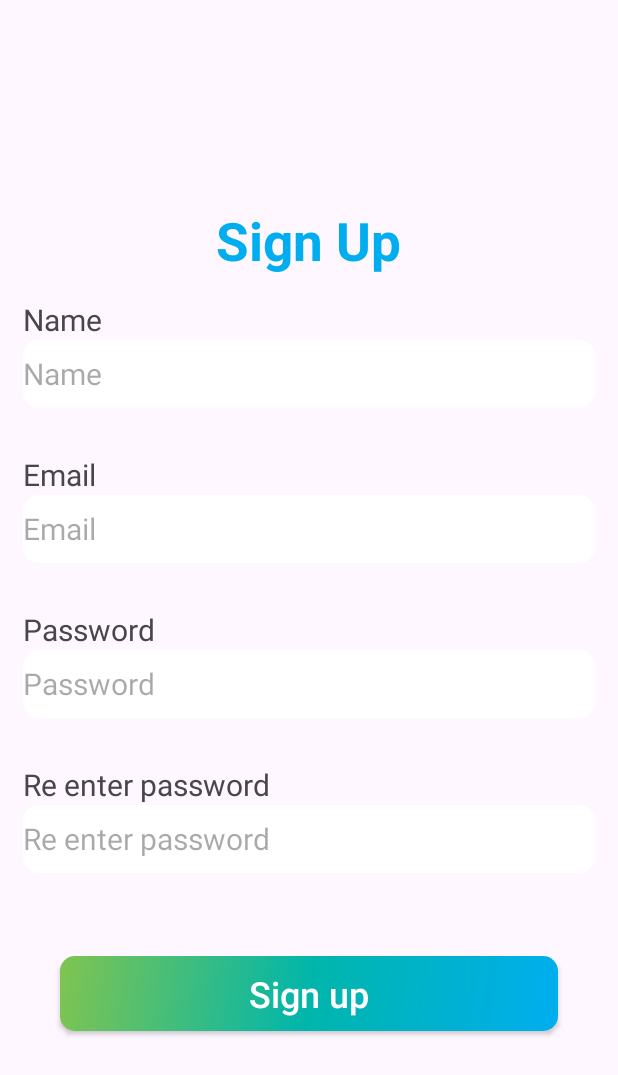
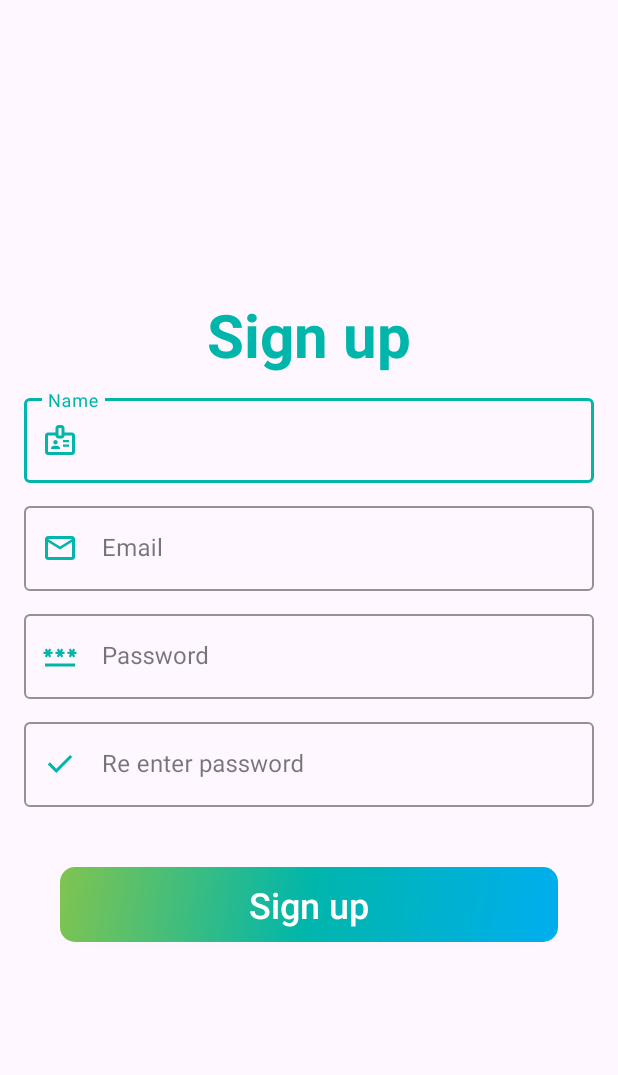
Before and after one commit to qcx330/FamilyChat, an Android app: the SignUpActivity screen opened directly, with no data from a screen before it, on a phone screen of 412 x 824 dp. Shown: the top 1075 px of the screen. Run offline under Robolectric (Android 15) with nearby library versions, the phone set to English and light mode, and no system bars; our stand-ins replace Firebase (no records; nobody signed in at launch, a user with empty details on screens opened directly).

Commit message:
profile user

```diff
--- a/app/build.gradle.kts
+++ b/app/build.gradle.kts
@@ -41,7 +41,6 @@ android {
 }
 
 dependencies {
-    implementation ("com.squareup.picasso:picasso:2.71828")
     implementation ("com.hbb20:ccp:2.5.0")
     implementation(platform("com.google.firebase:firebase-bom:32.4.0"))
     implementation("com.google.firebase:firebase-auth:22.2.0")
--- a/app/src/main/java/com/example/familychat/adapter/UserAdapter.kt
+++ b/app/src/main/java/com/example/familychat/adapter/UserAdapter.kt
@@ -5,10 +5,10 @@ import android.view.View
 import android.view.ViewGroup
 import android.widget.ImageView
 import android.widget.TextView
+import androidx.core.net.toUri
 import androidx.recyclerview.widget.RecyclerView
 import com.example.familychat.R
 import com.example.familychat.model.User
-import com.squareup.picasso.Picasso
 
 class UserAdapter() : RecyclerView.Adapter<UserAdapter.UserViewHolder>() {
     private var userList: List<User> = emptyList()
@@ -18,7 +18,7 @@ class UserAdapter() : RecyclerView.Adapter<UserAdapter.UserViewHolder>() {
         fun bind (user: User){
             tvName.text = user.name
             if (user.avatar != "")
-                Picasso.get().load(user.avatar).into(imgAvatar)
+                imgAvatar.setImageURI(user.avatar!!.toUri())
         }
 
     }
--- a/app/src/main/java/com/example/familychat/view/SignUpActivity.kt
+++ b/app/src/main/java/com/example/familychat/view/SignUpActivity.kt
@@ -28,7 +28,7 @@ class SignUpActivity : AppCompatActivity() {
             val name = binding.edtName.text.toString()
             val email = binding.edtEmail.text.toString()
             val password = binding.edtPassword.text.toString()
-            val confirmPass = binding.edtConfirmPass.text.toString()
+            val confirmPass = binding.edtConfirmPassord.text.toString()
             val user = User(name, email, "")
             Log.d("ADD", "name: $name")
             Log.d("ADD", "email: $email")
--- /dev/null
+++ b/app/src/main/res/drawable/ic_confirm.xml
@@ -0,0 +1,10 @@
+<vector xmlns:android="http://schemas.android.com/apk/res/android"
+    android:width="24dp"
+    android:height="24dp"
+    android:viewportWidth="960"
+    android:viewportHeight="960"
+    android:tint="?attr/colorControlNormal">
+  <path
+      android:fillColor="@android:color/white"
+      android:pathData="M382,720L154,492L211,435L382,606L749,239L806,296L382,720Z"/>
+</vector>
--- /dev/null
+++ b/app/src/main/res/drawable/ic_name.xml
@@ -0,0 +1,10 @@
+<vector xmlns:android="http://schemas.android.com/apk/res/android"
+    android:width="24dp"
+    android:height="24dp"
+    android:viewportWidth="960"
+    android:viewportHeight="960"
+    android:tint="?attr/colorControlNormal">
+  <path
+      android:fillColor="@android:color/white"
+      android:pathData="M160,880Q127,880 103.5,856.5Q80,833 80,800L80,360Q80,327 103.5,303.5Q127,280 160,280L360,280L360,160Q360,127 383.5,103.5Q407,80 440,80L520,80Q553,80 576.5,103.5Q600,127 600,160L600,280L800,280Q833,280 856.5,303.5Q880,327 880,360L880,800Q880,833 856.5,856.5Q833,880 800,880L160,880ZM160,800L800,800Q800,800 800,800Q800,800 800,800L800,360Q800,360 800,360Q800,360 800,360L600,360L600,360Q600,393 576.5,416.5Q553,440 520,440L440,440Q407,440 383.5,416.5Q360,393 360,360L360,360L160,360Q160,360 160,360Q160,360 160,360L160,800Q160,800 160,800Q160,800 160,800ZM240,720L480,720L480,702Q480,685 470.5,670.5Q461,656 444,648Q424,639 403.5,634.5Q383,630 360,630Q337,630 316.5,634.5Q296,639 276,648Q259,656 249.5,670.5Q240,685 240,702L240,720ZM560,660L720,660L720,600L560,600L560,660ZM360,600Q385,600 402.5,582.5Q420,565 420,540Q420,515 402.5,497.5Q385,480 360,480Q335,480 317.5,497.5Q300,515 300,540Q300,565 317.5,582.5Q335,600 360,600ZM560,540L720,540L720,480L560,480L560,540ZM440,360L520,360L520,160L440,160L440,360ZM480,580Q480,580 480,580Q480,580 480,580L480,580Q480,580 480,580Q480,580 480,580L480,580L480,580Q480,580 480,580Q480,580 480,580L480,580Q480,580 480,580Q480,580 480,580L480,580L480,580Q480,580 480,580Q480,580 480,580L480,580Q480,580 480,580Q480,580 480,580L480,580Z"/>
+</vector>
--- a/app/src/main/res/layout/activity_signup.xml
+++ b/app/src/main/res/layout/activity_signup.xml
@@ -8,87 +8,101 @@
     android:gravity="center"
     android:orientation="vertical">
     <TextView
-        android:text="Sign Up"
-        android:textSize="35dp"
+        android:text="Sign up"
+        android:textAlignment="center"
+        android:textSize="40dp"
         android:textStyle="bold"
-        android:textColor="@color/end"
-        android:layout_width="wrap_content"
+        android:textColor="@color/middle"
+        android:layout_width="match_parent"
         android:layout_height="wrap_content"/>
-    <LinearLayout
+    <com.google.android.material.textfield.TextInputLayout
+        style="@style/Widget.MaterialComponents.TextInputLayout.OutlinedBox"
         android:layout_width="match_parent"
         android:layout_height="wrap_content"
-        android:orientation="vertical"
-        android:layout_margin="15dp">
-        <TextView
-            android:layout_width="wrap_content"
-            android:layout_height="wrap_content"
-            android:text="Name"
-            android:textSize="20dp"/>
-        <EditText
-            android:hint="Name"
+        android:layout_marginHorizontal="16dp"
+        android:layout_marginTop="10dp"
+        android:hint="Name"
+        app:hintTextColor="@color/middle"
+        app:boxStrokeColor="@color/middle"
+        app:startIconDrawable="@drawable/ic_name"
+        app:startIconTint="@color/middle">
+
+        <com.google.android.material.textfield.TextInputEditText
             android:id="@+id/edtName"
-            android:textSize="20dp"
             android:layout_width="match_parent"
-            android:layout_height="45dp"
-            android:background="@drawable/edt_rounded" />
-    </LinearLayout>
-    <LinearLayout
+            android:layout_height="match_parent"
+            android:inputType="text"
+            android:maxLength="40"
+            android:singleLine="true"
+            android:textColor="@color/middle"/>
+
+    </com.google.android.material.textfield.TextInputLayout>
+    <com.google.android.material.textfield.TextInputLayout
+        style="@style/Widget.MaterialComponents.TextInputLayout.OutlinedBox"
         android:layout_width="match_parent"
         android:layout_height="wrap_content"
-        android:orientation="vertical"
-        android:layout_margin="15dp">
-        <TextView
-            android:layout_width="wrap_content"
-            android:layout_height="wrap_content"
-            android:text="Email"
-            android:textSize="20dp"/>
-        <EditText
-            android:hint="Email"
+        android:layout_marginHorizontal="16dp"
+        android:layout_marginTop="10dp"
+        android:hint="Email"
+        app:hintTextColor="@color/middle"
+        app:boxStrokeColor="@color/middle"
+        app:startIconDrawable="@drawable/ic_email"
+        app:startIconTint="@color/middle">
+
+        <com.google.android.material.textfield.TextInputEditText
             android:id="@+id/edtEmail"
-            android:inputType="textEmailAddress"
-            android:textSize="20dp"
             android:layout_width="match_parent"
-            android:layout_height="45dp"
-            android:background="@drawable/edt_rounded" />
-    </LinearLayout>
-    <LinearLayout
+            android:layout_height="match_parent"
+            android:inputType="text"
+            android:maxLength="40"
+            android:singleLine="true"
+            android:textColor="@color/middle"/>
+
+    </com.google.android.material.textfield.TextInputLayout>
+    <com.google.android.material.textfield.TextInputLayout
+        style="@style/Widget.MaterialComponents.TextInputLayout.OutlinedBox"
         android:layout_width="match_parent"
         android:layout_height="wrap_content"
-        android:orientation="vertical"
-        android:layout_margin="15dp">
-        <TextView
-            android:layout_width="wrap_content"
-            android:layout_height="wrap_content"
-            android:text="Password"
-            android:textSize="20dp"/>
-        <EditText
+        android:layout_marginHorizontal="16dp"
+        android:layout_marginTop="10dp"
+        android:hint="Password"
+        app:hintTextColor="@color/middle"
+        app:boxStrokeColor="@color/middle"
+        app:startIconDrawable="@drawable/ic_password"
+        app:startIconTint="@color/middle">
+
+        <com.google.android.material.textfield.TextInputEditText
             android:id="@+id/edtPassword"
-            android:inputType="textPassword"
-            android:textSize="20dp"
-            android:hint="Password"
             android:layout_width="match_parent"
-            android:layout_height="45dp"
-            android:background="@drawable/edt_rounded" />
-    </LinearLayout>
-    <LinearLayout
+            android:layout_height="match_parent"
+            android:inputType="text"
+            android:maxLength="40"
+            android:singleLine="true"
+            android:textColor="@color/middle"/>
+
+    </com.google.android.material.textfield.TextInputLayout>
+    <com.google.android.material.textfield.TextInputLayout
+        style="@style/Widget.MaterialComponents.TextInputLayout.OutlinedBox"
         android:layout_width="match_parent"
         android:layout_height="wrap_content"
-        android:orientation="vertical"
-        android:layout_margin="15dp">
-        <TextView
-            android:layout_width="wrap_content"
-            android:layout_height="wrap_content"
-            android:text="Re enter password"
-            android:textSize="20dp"/>
-        <EditText
-            android:id="@+id/edtConfirmPass"
-            android:textSize="20dp"
-            android:inputType="textPassword"
-            android:hint="Re enter password"
+        android:layout_marginHorizontal="16dp"
+        android:layout_marginTop="10dp"
+        android:hint="Re enter password"
+        app:hintTextColor="@color/middle"
+        app:boxStrokeColor="@color/middle"
+        app:startIconDrawable="@drawable/ic_confirm"
+        app:startIconTint="@color/middle">
+
+        <com.google.android.material.textfield.TextInputEditText
+            android:id="@+id/edtConfirmPassord"
             android:layout_width="match_parent"
-            android:layout_height="45dp"
-            android:background="@drawable/edt_rounded" />
-    </LinearLayout>
+            android:layout_height="match_parent"
+            android:inputType="text"
+            android:maxLength="40"
+            android:singleLine="true"
+            android:textColor="@color/middle"/>
+
+    </com.google.android.material.textfield.TextInputLayout>
     <androidx.appcompat.widget.AppCompatButton
         android:id="@+id/btnSignup"
         android:layout_width="match_parent"
--- a/app/src/main/res/values/strings.xml
+++ b/app/src/main/res/values/strings.xml
@@ -44,4 +44,6 @@
         vestibulum. Fusce dictum libero quis erat maximus, vitae volutpat diam dignissim.
     </string>
     <string name="title_activity_chat">ChatActivity</string>
+    <!-- TODO: Remove or change this placeholder text -->
+    <string name="hello_blank_fragment">Hello blank fragment</string>
 </resources>
--- a/build.gradle.kts
+++ b/build.gradle.kts
@@ -3,7 +3,9 @@ buildscript {
         classpath("com.google.gms:google-services:4.4.0")
     }
     repositories {
+        google()
         mavenCentral()
+        maven { setUrl("https://www.jitpack.io") }
     }
 }
 // Top-level build file where you can add configuration options common to all sub-projects/modules.
```
Also changed, not shown: app/src/main/AndroidManifest.xml (+9 -7 lines), app/src/main/java/com/example/familychat/view/FamilyFragment.kt (+16 -24 lines), app/src/main/java/com/example/familychat/view/PopUpFragment.kt (added, +43 -0 lines), app/src/main/java/com/example/familychat/view/ProfileFragment.kt (+47 -5 lines), app/src/main/java/com/example/familychat/viewmodel/UserViewModel.kt (+65 -47 lines), app/src/main/res/drawable/ic_copy.xml (added, +11 -0 lines), app/src/main/res/drawable/ic_search_user.xml (added, +10 -0 lines), app/src/main/res/layout/fragment_pop_up.xml (added, +46 -0 lines), app/src/main/res/layout/fragment_profile.xml (+54 -1 lines), app/src/main/res/font/roboto_bold.ttf (deleted), app/src/main/res/font/roboto_light.ttf (deleted), app/src/main/res/font/roboto_medium.ttf (deleted).
